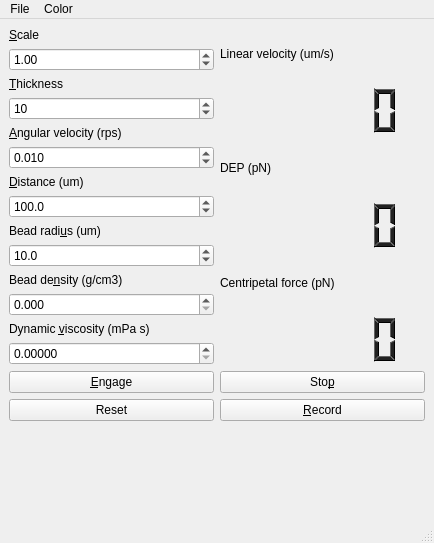
First picture: the form in main_window.ui, repository tortugueta/OET, before the edit.
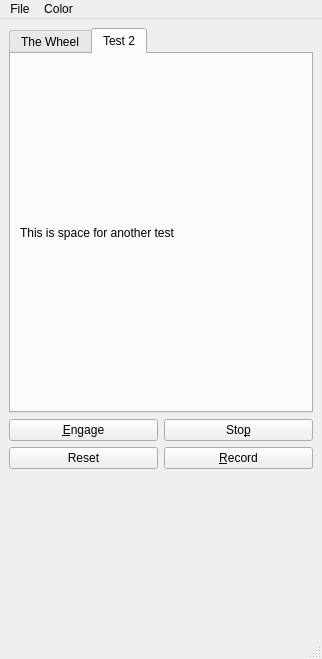
Second picture: the form after the edit. The open tabs and pages were chosen to show the change.

Commit message: Add tabs to allow for additional future tests

What changed in the file:
```diff
--- a/main_window.ui
+++ b/main_window.ui
@@ -7,8 +7,8 @@
    <rect>
     <x>0</x>
     <y>0</y>
-    <width>434</width>
-    <height>543</height>
+    <width>322</width>
+    <height>659</height>
    </rect>
   </property>
   <property name="windowTitle">
@@ -18,6 +18,18 @@
    <property name="autoFillBackground">
     <bool>false</bool>
    </property>
+   <layout class="QGridLayout" name="gridLayout_4">
+    <item row="0" column="0">
+     <widget class="QTabWidget" name="tabWidget">
+      <property name="currentIndex">
+       <number>0</number>
+      </property>
+      <widget class="QWidget" name="wheelTab">
+       <attribute name="title">
+        <string>The Wheel</string>
+       </attribute>
+       <layout class="QGridLayout" name="gridLayout_3">
+        <item row="0" column="0">
    <layout class="QGridLayout" name="gridLayout_2">
     <item row="0" column="0">
      <layout class="QVBoxLayout" name="verticalLayout">
@@ -765,7 +777,27 @@
       </item>
      </layout>
     </item>
-    <item row="1" column="0" colspan="2">
+         </layout>
+        </item>
+       </layout>
+      </widget>
+      <widget class="QWidget" name="testTab">
+       <attribute name="title">
+        <string>Test 2</string>
+       </attribute>
+       <layout class="QGridLayout" name="gridLayout_5">
+        <item row="0" column="0">
+         <widget class="QLabel" name="label">
+          <property name="text">
+           <string>This is space for another test</string>
+          </property>
+         </widget>
+        </item>
+       </layout>
+      </widget>
+     </widget>
+    </item>
+    <item row="1" column="0">
      <layout class="QGridLayout" name="gridLayout">
       <item row="0" column="0">
        <widget class="QPushButton" name="engagePushButton">
@@ -836,7 +868,7 @@
     <rect>
      <x>0</x>
      <y>0</y>
-     <width>434</width>
+     <width>322</width>
      <height>27</height>
     </rect>
    </property>
```
Left out of the diff: 3 changed lines with no effect on the pictures. Lines whose indentation alone changed are shown as unchanged. The commit also changes 2 other files.
